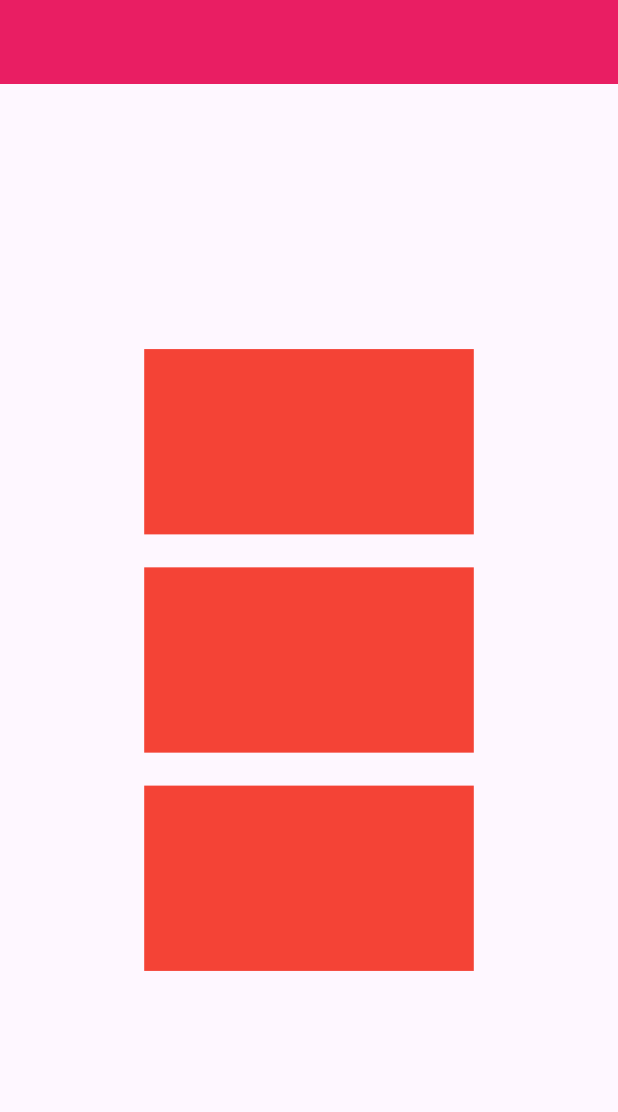
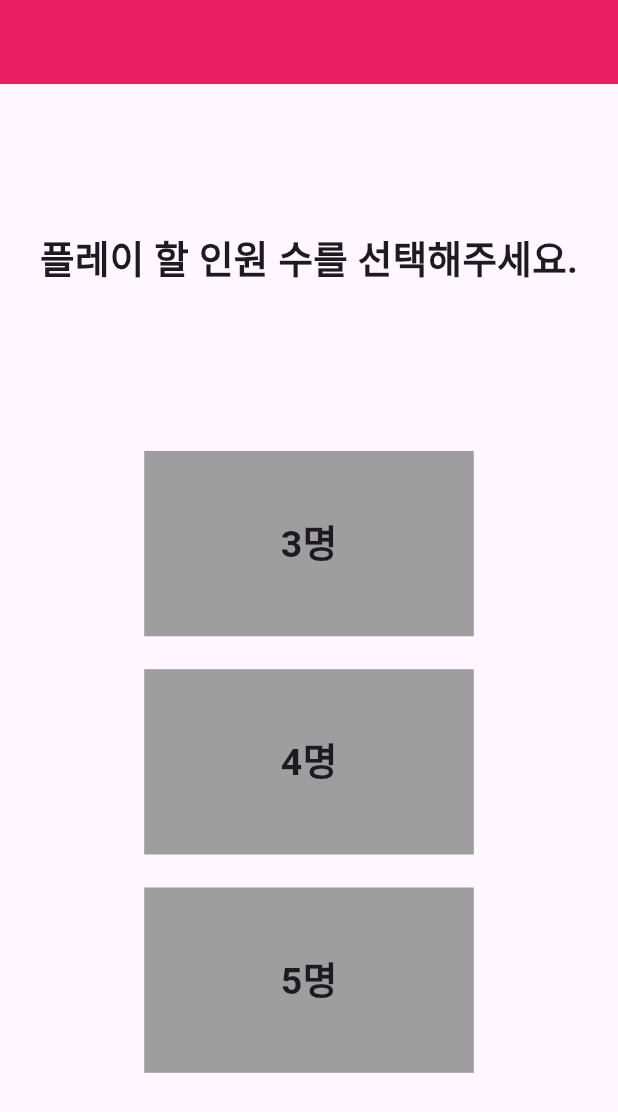
Before and after one commit to Moon-jbin/PPEONGNOTE, a Flutter app: the HomeScreen screen opened by its route, on a phone screen of 412 x 824 dp. Shown: the top 1112 px of the screen. Run offline on Flutter 3.47's test engine with Material 3 defaults, Android fonts, the phone set to English and light mode, and no system bars; our stand-ins replace flutter_hooks, flutter_screenutil, go_router, hooks_riverpod.

Commit message:
Feature : HomeScreen에 플레이어 선택창 구현

````diff
--- a/lib/custom_widgets/custom_widget.dart
+++ b/lib/custom_widgets/custom_widget.dart
@@ -5,12 +5,26 @@ import 'package:ppeongnote/providers/score_provider.dart';
 import 'package:ppeongnote/utill/dialog/dlg_function.dart';
 
 class CustomWidget {
-  static Widget playerSelectBox() {
-    return Container(
-      margin: EdgeInsets.all(10.w),
-      width: 200.w,
-      height: 100.h,
-      color: Colors.red,
+  ///```
+  /// 플레이어 선택창
+  /// @param {int} type - 인원 명 수 (ex : type = 3 => 3명, type = 4 => 4명 )
+  ///```
+  static Widget playerSelectBox({required int type}) {
+    return InkWell(
+      onTap: () {
+
+      },
+      child: Container(
+        alignment: Alignment.center,
+        margin: EdgeInsets.all(10.w),
+        width: 200.w,
+        height: 100.h,
+        color: Colors.grey,
+        child: Text(
+          "$type명",
+          style: TextStyle(fontSize: 25.spMin, fontWeight: FontWeight.bold),
+        ),
+      ),
     );
   }
 
--- a/lib/screen/home_screen.dart
+++ b/lib/screen/home_screen.dart
@@ -26,8 +26,18 @@ class MainUI extends HookConsumerWidget {
         width: size.width,
         height: size.height,
         child: Column(
-          mainAxisAlignment: MainAxisAlignment.center,
-          children: List.generate(3, (index) => CustomWidget.playerSelectBox()),
+          mainAxisAlignment: MainAxisAlignment.spaceEvenly,
+          children: [
+            Text(
+              '플레이 할 인원 수를 선택해주세요.',
+              style: TextStyle(fontSize: 25.spMin, fontWeight: FontWeight.bold),
+            ),
+            Column(
+              mainAxisAlignment: MainAxisAlignment.center,
+              children: List.generate(
+                  3, (index) => CustomWidget.playerSelectBox(type: index + 3)),
+            )
+          ],
         ));
   }
 }
--- a/lib/utill/routing/navigation_service.dart
+++ b/lib/utill/routing/navigation_service.dart
@@ -1,6 +1,7 @@
 import 'package:flutter/material.dart';
 import 'package:flutter/widgets.dart';
 import 'package:go_router/go_router.dart';
+import 'package:hooks_riverpod/hooks_riverpod.dart';
 
 class NavigationService {
   static final NavigationService _singleton = NavigationService._internal();
@@ -13,27 +14,27 @@ class NavigationService {
 
   final GlobalKey<NavigatorState> navigatorKey = GlobalKey<NavigatorState>();
 
-  // void routerGO(BuildContext context, String routeName,
-  //     {Map<String, dynamic> queryParams = const {}, WidgetRef? ref}) {
-  //   if (GoRouter.of(context).location.toString() != routeName) {
-  //     if (ref != null) {
-  //       ref.read(compareRouteProvier.notifier).setRoute(routeName);
-  //     }
-  //     context.goNamed(routeName, queryParameters: queryParams);
-  //   }
-  // }
+  void routerGO(BuildContext context, String routeName,
+      {Map<String, dynamic> queryParams = const {}, WidgetRef? ref}) {
+    // if (GoRouter.of(context).location.toString() != routeName) {
+    //   if (ref != null) {
+    //     ref.read(compareRouteProvier.notifier).setRoute(routeName);
+    //   }
+      context.goNamed(routeName, queryParameters: queryParams);
+    // }
+  }
 
   void routerSet(BuildContext context, String routeName) {
     context.pushReplacement(routeName);
   }
 
-  // void routerReplace(BuildContext context, String routeName) {
-  //   if (routeName == WifiConnectionInfoRoute) {
-  //     if (GoRouter.of(context).location.toString() != WifiConnectionInfoRoute) {
-  //       context.pushNamed(routeName);
-  //     }
-  //   } else {
-  //     context.pushNamed(routeName);
-  //   }
-  // }
+  void routerReplace(BuildContext context, String routeName) {
+    // if (routeName == WifiConnectionInfoRoute) {
+    //   if (GoRouter.of(context).location.toString() != WifiConnectionInfoRoute) {
+    //     context.pushNamed(routeName);
+    //   }
+    // } else {
+      context.pushNamed(routeName);
+    // }
+  }
 }
--- a/lib/utill/routing/router.dart
+++ b/lib/utill/routing/router.dart
@@ -41,7 +41,7 @@ CustomTransitionPage customTransitionPage(GoRouterState state, Widget child) {
 // );
 
 final GoRouter router = GoRouter(
-  initialLocation: '/',
+  initialLocation: '/score',
   debugLogDiagnostics: true,
   routes: <RouteBase>[
     // GoRoute(
````
